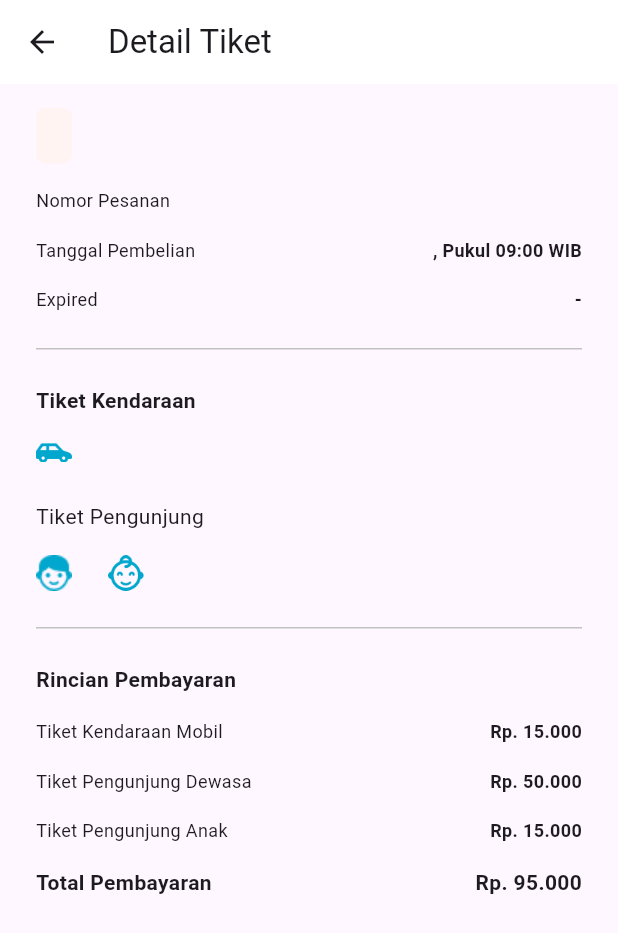
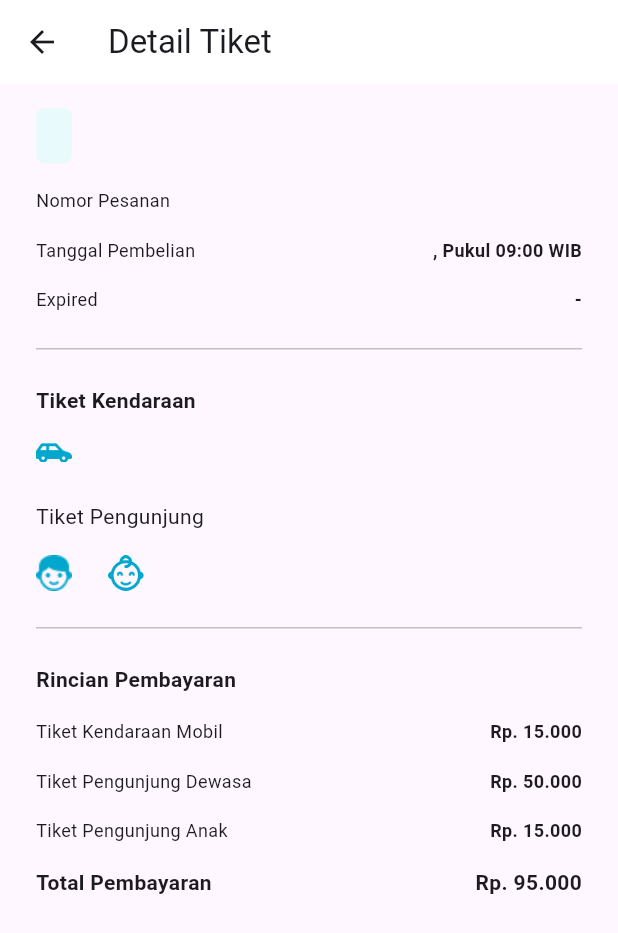
Before and after one commit to RezkiArifin/project_ancol, a Flutter app: the DetailTiketScreen screen opened directly with empty values, on a phone screen of 412 x 824 dp. Shown: the top 933 px of the screen. Run offline on Flutter 3.47's test engine with Material 2 defaults, Android fonts, the phone set to English and light mode, and no system bars; our stand-ins replace carousel_slider, google_fonts, syncfusion_flutter_datepicker.

Commit message:
update tiket

```diff
--- a/lib/screens/detail_tiket_screen.dart
+++ b/lib/screens/detail_tiket_screen.dart
@@ -28,13 +28,28 @@ class DetailTiketScreen extends StatelessWidget {
               Container(
                 decoration: BoxDecoration(
                   borderRadius: BorderRadius.circular(6),
-                    color: const Color(0xffFFF4F2)),
+                  color: (datas.status == "Aktif")
+                      ? const Color(0xFFE8FAFB)
+                      : (datas.status == "Selesai")
+                          ? const Color(0xffFFF7E8)
+                          : (datas.status == "Dibatalkan")
+                              ? const Color(0xffFFF4F2)
+                              : const Color(0xFFE8FAFB),
+                ),
                 child: Padding(
                   padding:
                       const EdgeInsets.symmetric(horizontal: 12, vertical: 8),
                   child: Text(
                     datas.status.toString(),
-                    style: const TextStyle(color: Color(0xffCB3A31)),
+                    style: TextStyle(
+                      color: (datas.status == "Aktif")
+                          ? const Color(0xFF01A7CC)
+                          : (datas.status == "Selesai")
+                              ? const Color(0xFF01A7CC)
+                              : (datas.status == "Dibatalkan")
+                                  ? const Color(0xffCB3A31)
+                                  : const Color(0xFF01A7CC),
+                    ),
                   ),
                 ),
               ),
@@ -137,7 +152,44 @@ class DetailTiketScreen extends StatelessWidget {
                   )
                 ],
               ),
+              (datas.status == "Aktif")
+                  ? Padding(
+                      padding: const EdgeInsets.only(top: 16, bottom: 24),
+                      child: SizedBox(
+                        child: ElevatedButton(
+                          style: ElevatedButton.styleFrom(
+                            backgroundColor: const Color(0xFF01A7CC),
+                            shape: RoundedRectangleBorder(
+                              borderRadius: BorderRadius.circular(6),
+                            ),
+                            padding: const EdgeInsets.symmetric(horizontal: 6),
+                          ),
+                          onPressed: () {},
+                          child: Padding(
+                            padding: const EdgeInsets.symmetric(
+                                horizontal: 12, vertical: 10),
+                            child: Row(
+                              mainAxisAlignment: MainAxisAlignment.center,
+                              children: [
+                                Image.asset(
+                                  "assets/images/scan-barcode.png",
+                                  width: 18,
+                                  height: 18,
+                                ),
                                 const Padding(
+                                  padding: EdgeInsets.only(left: 8),
+                                  child: Text(
+                                    'Tunjukkan QR',
+                                    style: TextStyle(color: Colors.white),
+                                  ),
+                                ),
+                              ],
+                            ),
+                          ),
+                        ),
+                      ),
+                    )
+                  : const Padding(
                       padding: EdgeInsets.only(top: 24, bottom: 16),
                       child: Text("Tiket Pengunjung"),
                     ),
@@ -178,7 +230,44 @@ class DetailTiketScreen extends StatelessWidget {
                   )
                 ],
               ),
-              const SizedBox(
+              (datas.status == "Aktif")
+                  ? Padding(
+                      padding: const EdgeInsets.only(top: 16, bottom: 24),
+                      child: SizedBox(
+                        child: ElevatedButton(
+                          style: ElevatedButton.styleFrom(
+                            backgroundColor: const Color(0xFF01A7CC),
+                            shape: RoundedRectangleBorder(
+                              borderRadius: BorderRadius.circular(6),
+                            ),
+                            padding: const EdgeInsets.symmetric(horizontal: 6),
+                          ),
+                          onPressed: () {},
+                          child: Padding(
+                            padding: const EdgeInsets.symmetric(
+                                horizontal: 12, vertical: 10),
+                            child: Row(
+                              mainAxisAlignment: MainAxisAlignment.center,
+                              children: [
+                                Image.asset(
+                                  "assets/images/scan-barcode.png",
+                                  width: 18,
+                                  height: 18,
+                                ),
+                                const Padding(
+                                  padding: EdgeInsets.only(left: 8),
+                                  child: Text(
+                                    'Tunjukkan QR',
+                                    style: TextStyle(color: Colors.white),
+                                  ),
+                                ),
+                              ],
+                            ),
+                          ),
+                        ),
+                      ),
+                    )
+                  : const SizedBox(
                       height: 24,
                     ),
               const Divider(
```
Also changed, not shown: lib/screens/tiket_saya_screen.dart (+9 -2 lines), lib/widget/riwayat_widget.dart (+12 -9 lines), lib/widget/tiket_widget.dart (+15 -3 lines). Lines whose indentation alone changed are shown as unchanged.
